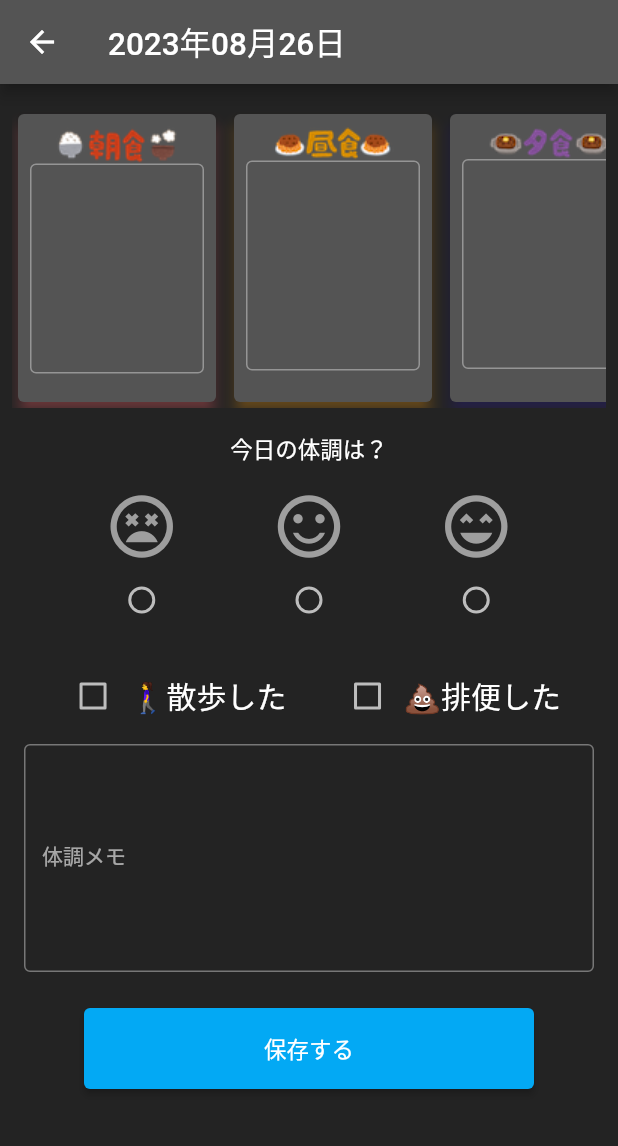
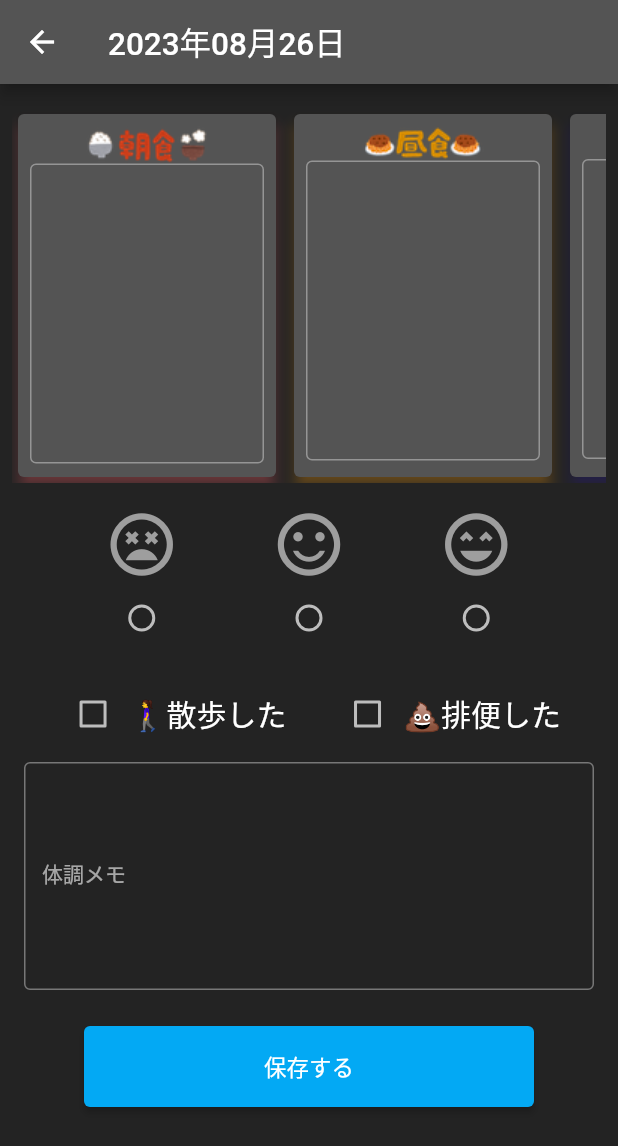
Before and after one commit to hotdrop/simple-dyphic, a Flutter app: the screen it shows after launch, after a tap on an icon or button, on a phone screen of 412 x 824 dp. Shown: the top 1146 px of the screen. Run offline on Flutter 3.47's test engine with Material 2 defaults, Android fonts, the phone set to English and light mode, and no system bars; our stand-ins replace cloud_firestore, firebase_auth, firebase_core, flutter_riverpod, google_sign_in, hive and 5 more; accounts and stored records are empty; generated files the repository leaves out were written again.

Commit message:
fix: カレンダーに戻った際に反映が遅れていたバグを修正

```diff
--- a/lib/ui/calender/calendar_page.dart
+++ b/lib/ui/calender/calendar_page.dart
@@ -63,6 +63,8 @@ class _ViewCalendar extends ConsumerWidget {
 
   @override
   Widget build(BuildContext context, WidgetRef ref) {
+    final datamap = ref.watch(calendarRecordsMapStateProvder);
+
     return TableCalendar<Record>(
       firstDay: DateTime(2020, 11, 1),
       lastDay: DateTime(2030, 12, 31),
@@ -76,7 +78,9 @@ class _ViewCalendar extends ConsumerWidget {
       locale: 'ja_JP',
       daysOfWeekHeight: 18.0, // デフォルト値の16だと日本語で見切れるのでちょっとふやす
       calendarFormat: CalendarFormat.month,
-      eventLoader: ref.read(calendarControllerProvider.notifier).getRecordForDay,
+      eventLoader: (dateTime) {
+        return ref.read(calendarControllerProvider.notifier).getRecordForDay(datamap, dateTime);
+      },
       calendarStyle: CalendarStyle(
         selectedDecoration: const BoxDecoration(
           color: Color(0xFF66CCFF),
--- a/lib/ui/calender/calendar_provider.dart
+++ b/lib/ui/calender/calendar_provider.dart
@@ -25,9 +25,9 @@ class CalendarController extends _$CalendarController {
     ref.read(calendarRecordsMapStateProvder.notifier).state = recordsMap;
   }
 
-  List<Record> getRecordForDay(DateTime date) {
+  List<Record> getRecordForDay(Map<int, Record> mapData, DateTime date) {
     final id = DyphicID.makeRecordId(date);
-    final event = ref.read(calendarRecordsMapStateProvder)[id];
+    final event = mapData[id];
     return event != null ? [event] : [];
   }
 
--- a/lib/ui/record/record_page.dart
+++ b/lib/ui/record/record_page.dart
@@ -59,7 +59,7 @@ class _ViewBody extends StatelessWidget {
   @override
   Widget build(BuildContext context) {
     return Padding(
-      padding: const EdgeInsets.only(top: 16.0, left: 8.0, right: 8.0, bottom: 16.0),
+      padding: const EdgeInsets.symmetric(vertical: 16.0, horizontal: 8.0),
       child: ListView(
         children: [
           _ViewMealArea(record),
@@ -86,7 +86,7 @@ class _ViewMealArea extends ConsumerWidget {
     return Column(
       children: [
         SizedBox(
-          height: 200,
+          height: 250,
           width: double.infinity,
           child: ListView(
             scrollDirection: Axis.horizontal,
@@ -120,17 +120,9 @@ class _ViewCondition extends ConsumerWidget {
 
   @override
   Widget build(BuildContext context, WidgetRef ref) {
-    return Column(
-      children: [
-        const Center(
-          child: Text('今日の体調は？'),
-        ),
-        const SizedBox(height: 16),
-        ConditionRadioGroup(
-          initSelectValue: record.getConditionType(),
-          onSelected: (newVal) => ref.read(recordControllerProvider.notifier).selectCondition(newVal),
-        ),
-      ],
+    return ConditionRadioGroup(
+      initSelectValue: record.getConditionType(),
+      onSelected: (newVal) => ref.read(recordControllerProvider.notifier).selectCondition(newVal),
     );
   }
 }
--- a/lib/ui/record/widget_meal_card.dart
+++ b/lib/ui/record/widget_meal_card.dart
@@ -31,7 +31,7 @@ class MealCard extends StatelessWidget {
   @override
   Widget build(BuildContext context) {
     return SizedBox(
-      width: 140,
+      width: 180,
       child: Card(
         shadowColor: _shadowColor,
         elevation: 4.0,
@@ -39,33 +39,24 @@ class MealCard extends StatelessWidget {
           padding: const EdgeInsets.all(8.0),
           child: Column(
             crossAxisAlignment: CrossAxisAlignment.start,
-            children: <Widget>[
-              _titleIcon(),
-              _editField(context),
+            children: [
+              Center(
+                child: Image.asset(_iconPath),
+              ),
+              TextFormField(
+                initialValue: _initValue,
+                maxLines: 8,
+                decoration: const InputDecoration(
+                  border: OutlineInputBorder(),
+                ),
+                onChanged: (String? v) {
+                  _onChanged(v);
+                },
+              ),
             ],
           ),
         ),
       ),
     );
   }
-
-  Widget _titleIcon() {
-    return Center(
-      child: Image.asset(_iconPath),
-    );
-  }
-
-  Widget _editField(BuildContext context) {
-    return TextFormField(
-      initialValue: _initValue,
-      maxLines: 5,
-      decoration: const InputDecoration(
-        border: OutlineInputBorder(),
-        labelStyle: TextStyle(fontSize: 14),
-      ),
-      onChanged: (String? v) {
-        _onChanged(v);
-      },
-    );
-  }
 }
--- a/lib/ui/widget/condition_radio_group.dart
+++ b/lib/ui/widget/condition_radio_group.dart
@@ -1,5 +1,4 @@
 import 'package:flutter/material.dart';
-import 'package:simple_dyphic/common/app_logger.dart';
 import 'package:simple_dyphic/model/record.dart';
 import 'package:simple_dyphic/ui/widget/condition_icon.dart';
 
@@ -42,7 +41,6 @@ class _ConditionRadioGroupState extends State<ConditionRadioGroup> {
           value: type,
           groupValue: _selectType,
           onChanged: (ConditionType? newVal) {
-            AppLogger.d('選択した値は ${Condition.toStr(newVal)}');
             if (newVal != null) {
               setState(() {
                 _selectType = newVal;
```
